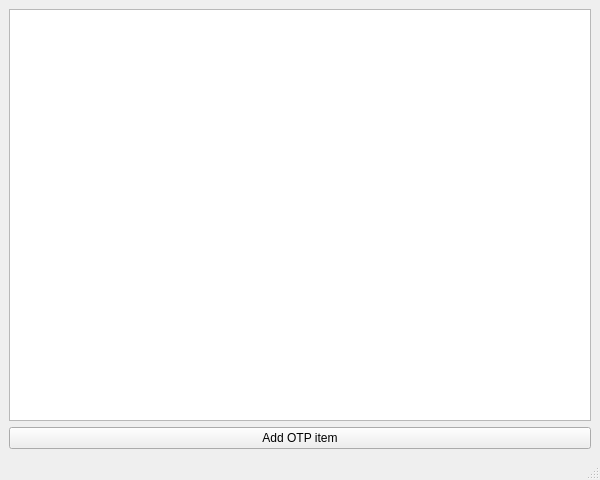
Before: the Qt Designer form ui/main_window.ui in kovdan01/otp-desktop, drawn with Qt 5.
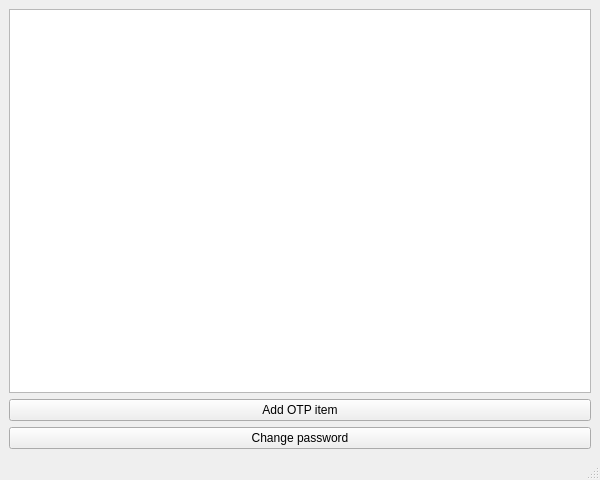
After: the same form once the commit is applied.

Commit message: Support password changing

```diff
--- a/ui/main_window.ui
+++ b/ui/main_window.ui
@@ -28,6 +28,13 @@
       </property>
      </widget>
     </item>
+    <item>
+     <widget class="QPushButton" name="change_password_button">
+      <property name="text">
+       <string>Change password</string>
+      </property>
+     </widget>
+    </item>
    </layout>
   </widget>
   <widget class="QMenuBar" name="menubar">
```
The commit also changes 5 other files.
